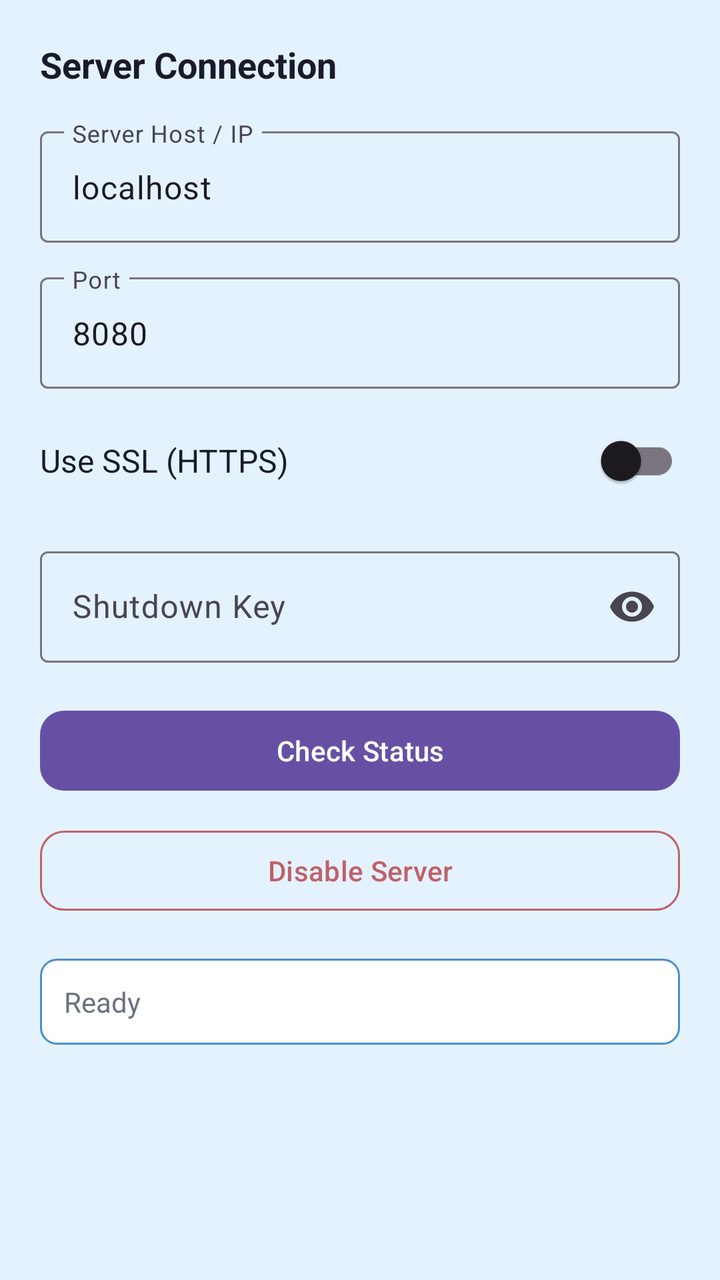
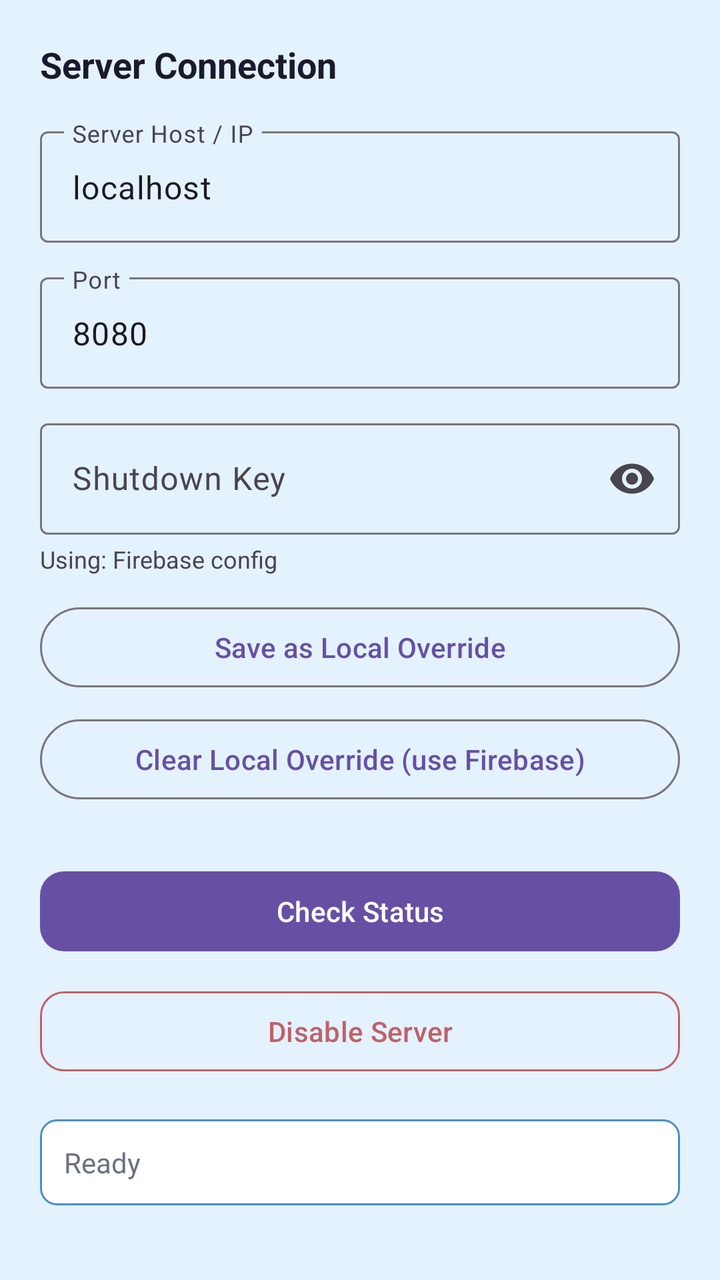

Two renders of the same Android screen: before a commit and after it. Below are the layout's source before the change and the commit's diff.
<!-- AndroidManifest.xml: application theme Theme.MainProj -->
<!-- res/layout/fragment_sub_server_settings.xml -->
<?xml version="1.0" encoding="utf-8"?>
<ScrollView xmlns:android="http://schemas.android.com/apk/res/android"
    xmlns:app="http://schemas.android.com/apk/res-auto"
    android:layout_width="match_parent"
    android:layout_height="match_parent"
    android:background="@color/colorServerBg">

    <LinearLayout
        android:layout_width="match_parent"
        android:layout_height="wrap_content"
        android:orientation="vertical"
        android:padding="20dp">

        <TextView
            android:layout_width="wrap_content"
            android:layout_height="wrap_content"
            android:text="Server Connection"
            android:textSize="18sp"
            android:textStyle="bold"
            android:textColor="@color/colorTextPrimary"
            android:layout_marginBottom="16dp" />

        <com.google.android.material.textfield.TextInputLayout
            android:layout_width="match_parent"
            android:layout_height="wrap_content"
            android:hint="Server Host / IP"
            style="@style/Widget.Material3.TextInputLayout.OutlinedBox"
            android:layout_marginBottom="12dp">

            <com.google.android.material.textfield.TextInputEditText
                android:id="@+id/etServerHost"
                android:layout_width="match_parent"
                android:layout_height="wrap_content"
                android:inputType="text"
                android:text="localhost" />

        </com.google.android.material.textfield.TextInputLayout>

        <com.google.android.material.textfield.TextInputLayout
            android:layout_width="match_parent"
            android:layout_height="wrap_content"
            android:hint="Port"
            style="@style/Widget.Material3.TextInputLayout.OutlinedBox"
            android:layout_marginBottom="12dp">

            <com.google.android.material.textfield.TextInputEditText
                android:id="@+id/etServerPort"
                android:layout_width="match_parent"
                android:layout_height="wrap_content"
                android:inputType="number"
                android:text="8080" />

        </com.google.android.material.textfield.TextInputLayout>

        <LinearLayout
            android:layout_width="match_parent"
            android:layout_height="wrap_content"
            android:orientation="horizontal"
            android:gravity="center_vertical"
            android:layout_marginBottom="16dp">

            <TextView
                android:layout_width="0dp"
                android:layout_height="wrap_content"
                android:layout_weight="1"
                android:text="Use SSL (HTTPS)"
                android:textSize="16sp"
                android:textColor="@color/colorTextPrimary" />

            <androidx.appcompat.widget.SwitchCompat
                android:id="@+id/switchUseSsl"
                android:layout_width="wrap_content"
                android:layout_height="wrap_content" />

        </LinearLayout>

        <com.google.android.material.textfield.TextInputLayout
            android:id="@+id/tilShutdownKey"
            android:layout_width="match_parent"
            android:layout_height="wrap_content"
            android:hint="Shutdown Key"
            style="@style/Widget.Material3.TextInputLayout.OutlinedBox"
            app:endIconMode="password_toggle"
            android:layout_marginBottom="20dp">

            <com.google.android.material.textfield.TextInputEditText
                android:id="@+id/etShutdownKey"
                android:layout_width="match_parent"
                android:layout_height="wrap_content"
                android:inputType="textPassword" />

        </com.google.android.material.textfield.TextInputLayout>

        <com.google.android.material.button.MaterialButton
            android:id="@+id/btnCheckStatus"
            android:layout_width="match_parent"
            android:layout_height="wrap_content"
            android:text="Check Status"
            android:layout_marginBottom="12dp"
            app:cornerRadius="12dp" />

        <com.google.android.material.button.MaterialButton
            android:id="@+id/btnToggleServer"
            android:layout_width="match_parent"
            android:layout_height="wrap_content"
            android:text="Disable Server"
            style="@style/Widget.Material3.Button.OutlinedButton"
            android:textColor="@color/colorToggleDisabled"
            app:strokeColor="@color/colorToggleDisabled"
            android:layout_marginBottom="20dp"
            app:cornerRadius="12dp" />

        <TextView
            android:layout_width="match_parent"
            android:layout_height="wrap_content"
            android:padding="12dp"
            android:background="@drawable/server_status_bg"
            android:text="Ready"
            android:textSize="14sp"
            android:textColor="@color/colorTextSecondary"
            android:id="@+id/tvServerStatus" />

    </LinearLayout>

</ScrollView>
<!-- resources referenced by this layout -->
<resources>
  <color name="colorServerBg">#E3F2FD</color>
  <color name="colorTextPrimary">#1A1A2E</color>
  <color name="colorTextSecondary">#6B7280</color>
  <color name="colorToggleDisabled">#BF616A</color>
  <!-- drawable server_status_bg (drawable) -->
  <?xml version="1.0" encoding="utf-8"?>
  <shape xmlns:android="http://schemas.android.com/apk/res/android"
      android:shape="rectangle">
      <solid android:color="@color/colorSurface" />
      <corners android:radius="8dp" />
      <stroke android:width="1dp" android:color="@color/colorPrimary" />
  </shape>
  <style name="Theme.MainProj" parent="Theme.Material3.DayNight.NoActionBar">
              <item name="inputStrokeColor">@color/input_stroke_color_light</item>
              <item name="buttonPrimary">@color/button_primary_light</item>
              <item name="textSecondary">@color/text_secondary_light</item>
  
              <item name="buttonGoogleBg">@color/button_google_bg_light</item>
              <item name="buttonGoogleText">@color/button_google_text_light</item>
              <item name="buttonGoogleStroke">@color/button_google_stroke_light</item>
          </style>
  <color name="colorSurface">#FFFFFF</color>
  <color name="colorPrimary">#4A8EC9</color>
  <color name="input_stroke_color_light">#667eea</color>
  <color name="button_primary_light">#667eea</color>
  <color name="text_secondary_light">#666666</color>
  <color name="button_google_bg_light">#FFFFFF</color>
  <color name="button_google_text_light">#333333</color>
  <color name="button_google_stroke_light">#e0e0e0</color>
</resources>

<!-- the commit's change to res/layout/fragment_sub_server_settings.xml (unified diff, before → after) -->
@@ -52,28 +52,6 @@
 
         </com.google.android.material.textfield.TextInputLayout>
 
-        <LinearLayout
-            android:layout_width="match_parent"
-            android:layout_height="wrap_content"
-            android:orientation="horizontal"
-            android:gravity="center_vertical"
-            android:layout_marginBottom="16dp">
-
-            <TextView
-                android:layout_width="0dp"
-                android:layout_height="wrap_content"
-                android:layout_weight="1"
-                android:text="Use SSL (HTTPS)"
-                android:textSize="16sp"
-                android:textColor="@color/colorTextPrimary" />
-
-            <androidx.appcompat.widget.SwitchCompat
-                android:id="@+id/switchUseSsl"
-                android:layout_width="wrap_content"
-                android:layout_height="wrap_content" />
-
-        </LinearLayout>
-
         <com.google.android.material.textfield.TextInputLayout
             android:id="@+id/tilShutdownKey"
             android:layout_width="match_parent"
@@ -88,6 +66,46 @@
                 android:layout_width="match_parent"
                 android:layout_height="wrap_content"
                 android:inputType="textPassword" />
+            
+
+            
+            <TextView
+                android:id="@+id/tvConfigSource"
+                android:layout_width="match_parent"
+                android:layout_height="wrap_content"
+                android:text="Using: Firebase config"
+                android:textSize="12sp"
+                android:textColor="?attr/colorOnSurfaceVariant"
+                android:paddingTop="4dp"
+                android:paddingBottom="12dp" />
+
+            
+            <com.google.android.material.button.MaterialButton
+                android:id="@+id/btnSaveLocalOverride"
+                style="@style/Widget.Material3.Button.OutlinedButton"
+                android:layout_width="match_parent"
+                android:layout_height="wrap_content"
+                android:text="Save as Local Override"
+                android:layout_marginBottom="8dp" />
+
+            
+            <com.google.android.material.button.MaterialButton
+                android:id="@+id/btnClearLocalOverride"
+                style="@style/Widget.Material3.Button.OutlinedButton"
+                android:layout_width="match_parent"
+                android:layout_height="wrap_content"
+                android:text="Clear Local Override (use Firebase)"
+                android:layout_marginBottom="8dp" />
+
+            
+            <com.google.android.material.button.MaterialButton
+                android:id="@+id/btnPushToFirebase"
+                style="@style/Widget.Material3.Button"
+                android:layout_width="match_parent"
+                android:layout_height="wrap_content"
+                android:text="Push to Firebase (Global)"
+                android:visibility="gone"
+                android:layout_marginBottom="16dp" />
 
         </com.google.android.material.textfield.TextInputLayout>
 
